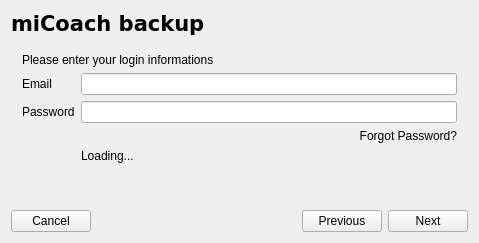
Old version of the form gui/mainwindow.ui in the repository mvonthron/micoach-backup.
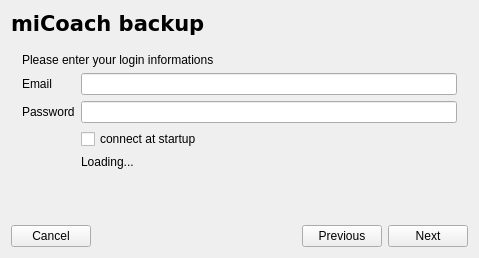
New version of the form. Icons and pictures are not drawn.

Commit message: autoconnect checkbox:

The edit to the form file:
```diff
--- a/gui/mainwindow.ui
+++ b/gui/mainwindow.ui
@@ -7,7 +7,7 @@
     <x>0</x>
     <y>0</y>
     <width>476</width>
-    <height>243</height>
+    <height>258</height>
    </rect>
   </property>
   <property name="windowTitle">
@@ -115,19 +115,6 @@
           </property>
          </spacer>
         </item>
-        <item row="3" column="1">
-         <widget class="QLabel" name="forgotPasswordLabel">
-          <property name="text">
-           <string>Forgot Password?</string>
-          </property>
-          <property name="alignment">
-           <set>Qt::AlignRight|Qt::AlignTrailing|Qt::AlignVCenter</set>
-          </property>
-          <property name="openExternalLinks">
-           <bool>true</bool>
-          </property>
-         </widget>
-        </item>
         <item row="4" column="0">
          <widget class="QLabel" name="loadingIcon">
           <property name="text">
@@ -148,6 +135,16 @@
           </property>
          </widget>
         </item>
+        <item row="3" column="1">
+         <widget class="QCheckBox" name="connectBox">
+          <property name="toolTip">
+           <string>Save my infos and sign in at startup</string>
+          </property>
+          <property name="text">
+           <string>connect at startup</string>
+          </property>
+         </widget>
+        </item>
        </layout>
       </widget>
       <widget class="QWidget" name="choosePage">
```
Left out of the diff: 21 changed lines with no effect on the pictures. The commit also changes 2 other files.
